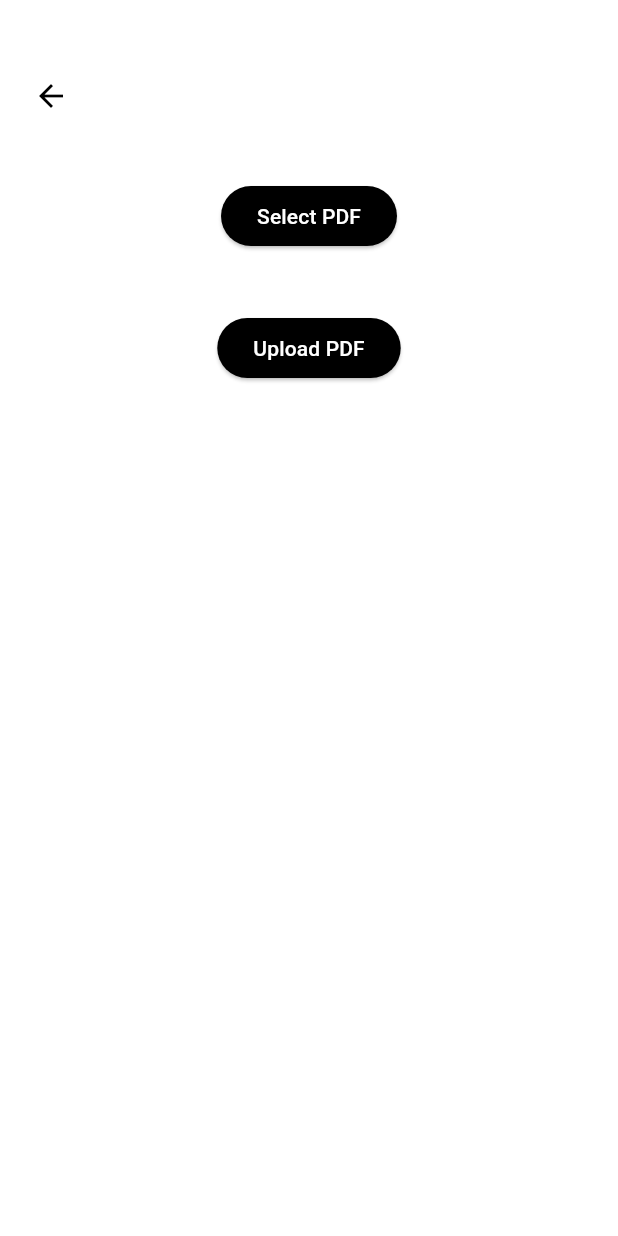
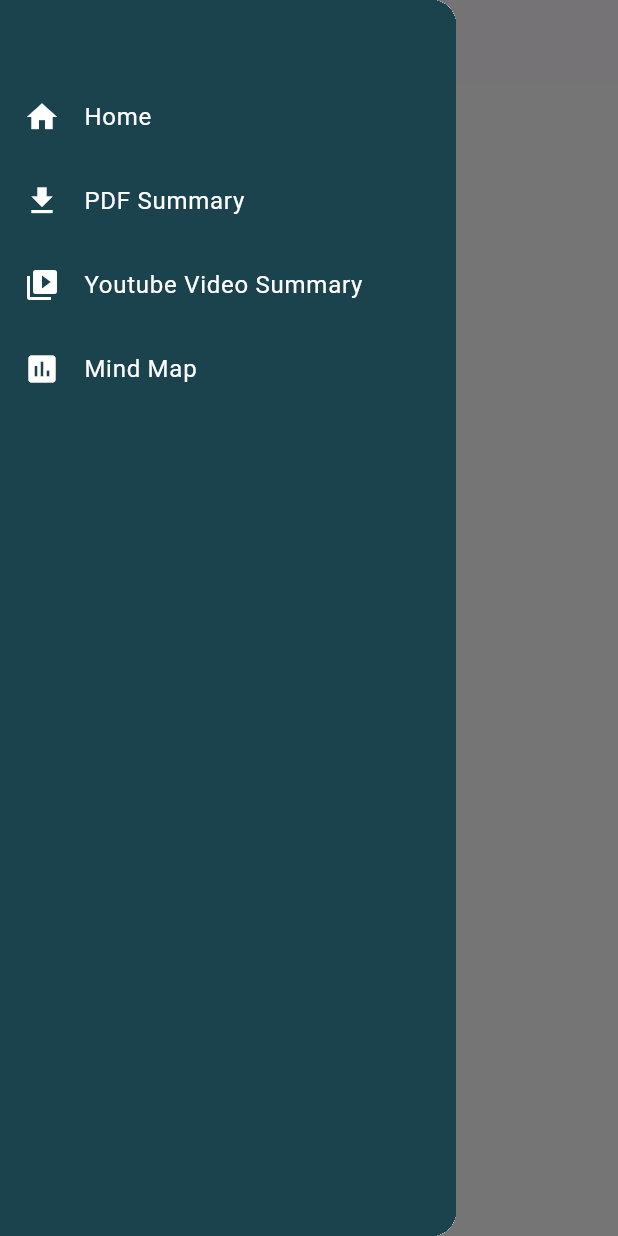
Before and after one commit to akuldeepj/SummarizeAI-2.0, a Flutter app: the MindMapScreen screen opened directly, with the side drawer open (before the commit the screen has no drawer), on a phone screen of 412 x 824 dp. Run offline on Flutter 3.47's test engine with Material 3 defaults, Android fonts, the phone set to English and light mode, and no system bars; our stand-ins replace device_info_plus, file_picker, flutter_local_notifications, shared_preferences, webview_flutter, youtube_player_flutter; missing offline and left inert: flutter_background_service, flutter_background_service_android, syncfusion_flutter_pdfviewer; accounts and stored records are empty.

Commit message:
added navbar

```diff
--- a/lib/screens/Home.dart
+++ b/lib/screens/Home.dart
@@ -1,8 +1,6 @@
 import 'package:flutter/material.dart';
-import 'package:summarizeai/screens/pdfsum.dart';
 import 'package:summarizeai/screens/underprogress.dart';
-import 'package:summarizeai/screens/yt_sum.dart';
-import 'package:summarizeai/screens/flowchart.dart';
+
 
 class Home extends StatefulWidget {
   const Home({super.key});
--- a/lib/screens/flowchart.dart
+++ b/lib/screens/flowchart.dart
@@ -8,6 +8,7 @@ import 'package:path_provider/path_provider.dart';
 import 'package:webview_flutter/webview_flutter.dart';
 import 'package:summarizeai/utils/secret.dart';
 import 'package:summarizeai/screens/underprogress.dart';
+import 'package:summarizeai/screens/navbar.dart';
 
 class MindMapApp extends StatelessWidget {
   const MindMapApp({super.key});
@@ -137,6 +138,8 @@ class _MindMapScreenState extends State<MindMapScreen> with SingleTickerProvider
   @override
   Widget build(BuildContext context) {
     return Scaffold(
+      drawer: navbar(),
+      appBar: AppBar(title: Text('Mind Map'),),
       body: Stack(
         children: [
           SingleChildScrollView(
@@ -145,7 +148,7 @@ class _MindMapScreenState extends State<MindMapScreen> with SingleTickerProvider
               child: Column(
                 mainAxisAlignment: MainAxisAlignment.center,
                 children: <Widget>[
-                  const SizedBox(height: 70), // Adjust the height to move everything down
+                  const SizedBox(height: 5), // Adjust the height to move everything down
                   Container(
                     margin: EdgeInsets.only(top: 50),
                     child: ElevatedButton(
@@ -193,16 +196,6 @@ class _MindMapScreenState extends State<MindMapScreen> with SingleTickerProvider
               ),
             ),
           ),
-          Positioned(
-            top: 40,
-            left: 10,
-            child: IconButton(
-              icon: Icon(Icons.arrow_back, color: Colors.black),
-              onPressed: () {
-                Navigator.pop(context);
-              },
-            ),
-          ),
         ],
       ),
     );
--- /dev/null
+++ b/lib/screens/navbar.dart
@@ -0,0 +1,51 @@
+import 'package:flutter/material.dart';
+import 'package:summarizeai/screens/underprogress.dart';
+import 'package:summarizeai/screens/flowchart.dart';
+import 'package:summarizeai/screens/pdfsum.dart';
+import 'package:summarizeai/screens/yt_sum.dart';
+
+class navbar extends StatelessWidget {
+  const navbar({super.key});
+
+  @override
+  Widget build(BuildContext context) {
+    return Drawer(
+      // Change the background color of the Drawer
+      child: Container(
+        color: Color.fromARGB(255,26,67,78), // Set the color as per your design
+        child: Padding(
+          // Add padding at the top
+          padding: const EdgeInsets.only(top: 50), // Adjust the padding as needed
+          child: ListView(
+            children: [
+              ListTile(
+                leading: Icon(Icons.home,color:Colors.white),
+                title: Text('Home', style:TextStyle(color: Colors.white)),
+                onTap: () =>
+                    Navigator.of(context).push(MaterialPageRoute(builder: (context) => const UnderProgress())),
+              ),
+              ListTile(
+                leading: Icon(Icons.download,color:Colors.white),
+                title: Text('PDF Summary', style:TextStyle(color: Colors.white)),
+                onTap: () =>
+                    Navigator.of(context).push(MaterialPageRoute(builder: (context) => PdfUploadPage())),
+              ),
+              ListTile(
+                leading: Icon(Icons.video_library,color:Colors.white),
+                title: Text('Youtube Video Summary', style:TextStyle(color: Colors.white)),
+                onTap: () =>
+                    Navigator.of(context).push(MaterialPageRoute(builder: (context) => YtSum())),
+              ),
+              ListTile(
+                leading: Icon(Icons.insert_chart,color:Colors.white),
+                title: Text('Mind Map', style:TextStyle(color: Colors.white)),
+                onTap: () =>
+                    Navigator.of(context).push(MaterialPageRoute(builder: (context) => MindMapApp())),
+              )
+            ],
+          ),
+        ),
+      )
+    );
+  }
+}
--- a/lib/screens/underprogress.dart
+++ b/lib/screens/underprogress.dart
@@ -3,6 +3,7 @@ import 'package:summarizeai/screens/pdfsum.dart';
 import 'package:summarizeai/screens/yt_sum.dart';
 import 'package:summarizeai/screens/flowchart.dart';
 import 'package:summarizeai/utils/Hexcolor.dart';
+import 'package:summarizeai/screens/navbar.dart';
 
 class UnderProgress extends StatelessWidget {
   const UnderProgress({super.key});
@@ -10,10 +11,12 @@ class UnderProgress extends StatelessWidget {
   @override
   Widget build(BuildContext context) {
     return Scaffold(
+      drawer: navbar(),
+      appBar: AppBar(title: Text('Home'),),
       body: Column(
         mainAxisAlignment: MainAxisAlignment.start,
         children: <Widget>[
-          const SizedBox(height: 110), // Adjust the height to move the text up
+          const SizedBox(height: 40), // Adjust the height to move the text up
           const Padding(
             padding: EdgeInsets.only(left: 20.0), // Move the text to the right
             child: Text(
```
Also changed, not shown: lib/screens/pdfsum.dart (+4 -14 lines), lib/screens/yt_sum.dart (+4 -14 lines).
